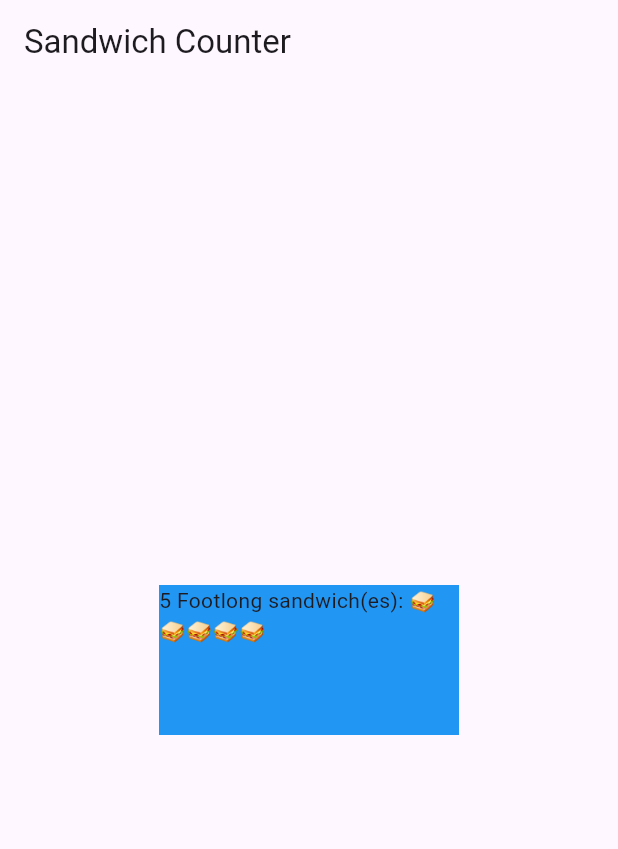
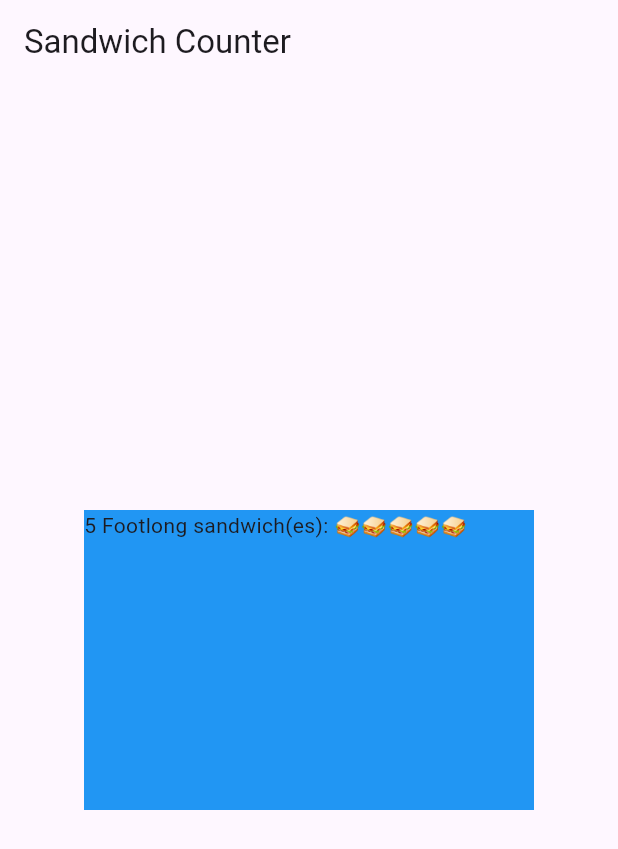
Before and after one commit to Mattcodez21/sandwich_shop, a Flutter app: the screen it shows after launch, on a phone screen of 412 x 824 dp. Shown: the top 849 px of the screen. Run offline on Flutter 3.47's test engine with Material 3 defaults, Android fonts, the phone set to English and light mode, and no system bars.

Commit message:
Adjusting Size of Container

```diff
--- a/lib/main.dart
+++ b/lib/main.dart
@@ -30,8 +30,8 @@ class OrderItemDisplay extends StatelessWidget {
   @override
   Widget build(BuildContext context) {
     return Container(
-        width: 200,
-        height: 100,
+        width: 300,
+        height: 200,
         color: Colors.blue,
         child: Text('$quantity $itemType sandwich(es): ${'🥪' * quantity}'));
   }
```
